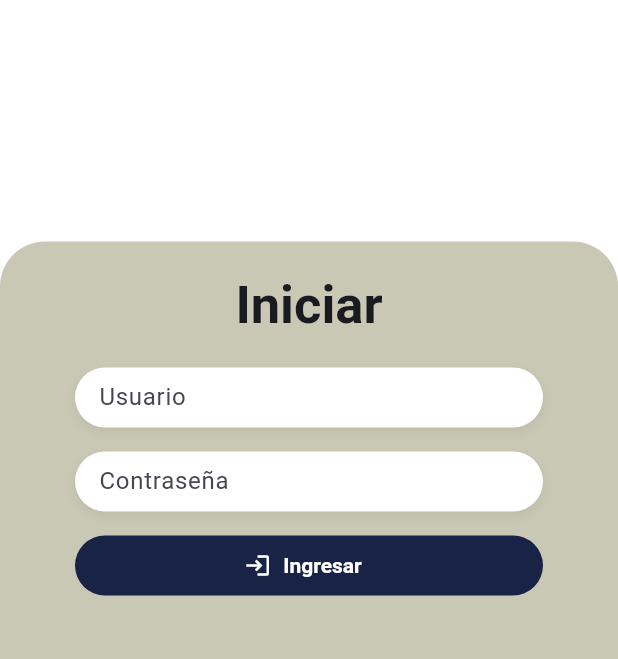
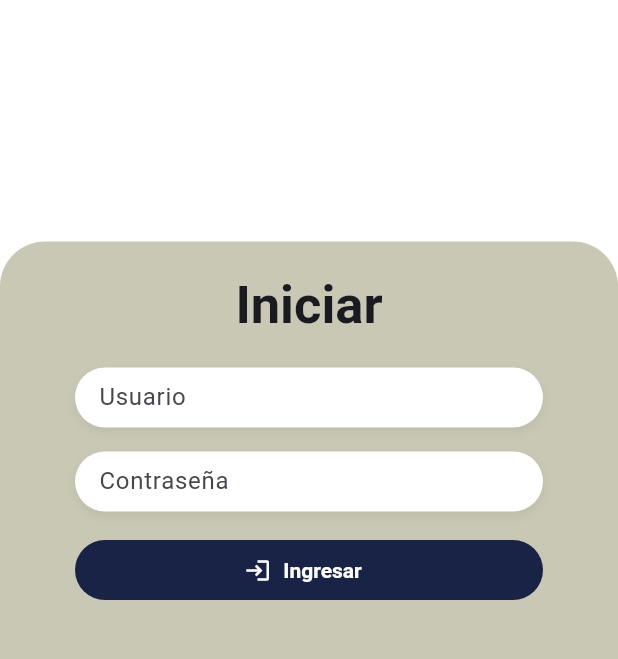
Before and after one commit to victorvelazquez/monalisa_app_001, a Flutter app: the screen it shows after launch, on a phone screen of 412 x 824 dp, the part 417-1076 px from its top. Run offline on Flutter 3.47's test engine with Material 3 defaults, Android fonts, the phone set to English and light mode, and no system bars; our stand-ins replace dio, flutter_dotenv, flutter_riverpod, formz, go_router, google_fonts and 1 more; project files that could hold a hidden picture were left out.

Commit message:
feat: agregar padding al botón personalizado para mejorar la presentación visual

```diff
--- a/lib/features/shared/presentation/widgets/custom_filled_button.dart
+++ b/lib/features/shared/presentation/widgets/custom_filled_button.dart
@@ -23,7 +23,9 @@ class CustomFilledButton extends StatelessWidget {
 
   @override
   Widget build(BuildContext context) {
-    return SizedBox(
+    return Padding(
+      padding: const EdgeInsets.symmetric(vertical: 3),
+      child: SizedBox(
         height: 40,
         width: expand ? double.infinity : null,
         child: FilledButton.icon(
@@ -39,6 +41,7 @@ class CustomFilledButton extends StatelessWidget {
                   : _buildIcon()
               : null,
           label: Text(label, style: TextStyle(color: labelColor ?? Colors.white)),
+        ),
       ),
     );
   }
```
Lines whose indentation alone changed are shown as unchanged.
